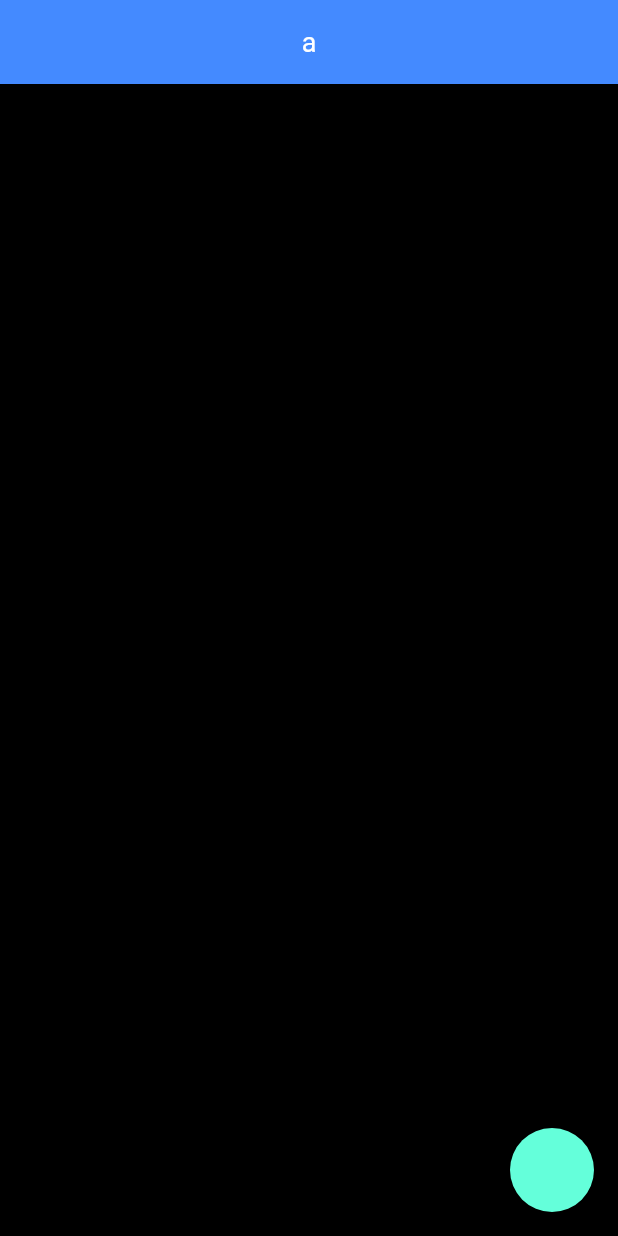
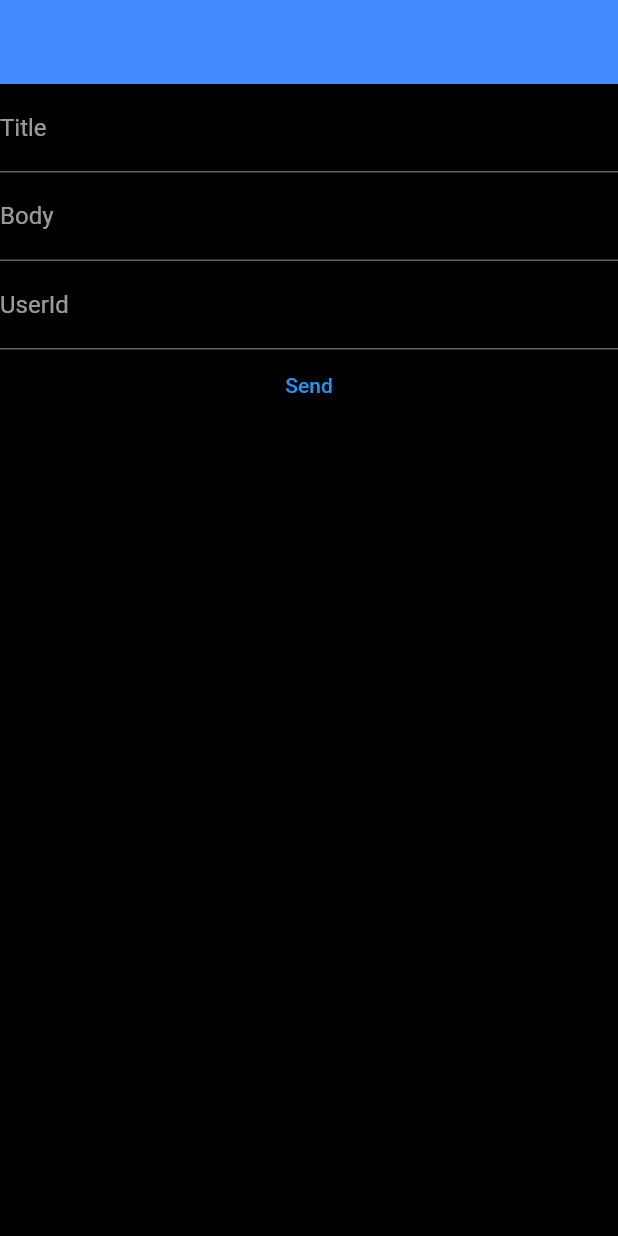
Before and after one commit to alibal-dev/flutter_dev_studies, a Flutter app: the screen it shows after launch, on a phone screen of 412 x 824 dp. Run offline on Flutter 3.47's test engine with Material 2 defaults, Android fonts, the phone set to English and light mode, and no system bars; our stand-ins replace dio, flutter_credit_card.

Commit message:
service_learn commit 2

```diff
--- /dev/null
+++ b/lib/202/service/postmodel.dart
@@ -0,0 +1,25 @@
+class PostModel {
+  String? title;
+  String? body;
+  int? userId;
+
+  PostModel({
+    this.title,
+    this.body,
+    this.userId,
+  });
+
+  PostModel.fromJson(Map<String, dynamic> json) {
+    title = json['title'];
+    body = json['body'];
+    userId = json['userId'];
+  }
+//kod yazılmaz
+  Map<String, dynamic> toJson() {
+    final Map<String, dynamic> data = <String, dynamic>{};
+    data['title'] = title;
+    data['body'] = body;
+    data['userId'] = userId;
+    return data;
+  }
+}
--- /dev/null
+++ b/lib/202/service/service_post_view.dart
@@ -0,0 +1,115 @@
+import 'dart:io';
+
+import 'package:dio/dio.dart';
+import 'package:flutter/material.dart';
+import 'package:flutter_dev/202/service/postmodel.dart';
+
+class ServicePostLearn extends StatefulWidget {
+  const ServicePostLearn({Key? key}) : super(key: key);
+
+  @override
+  State<ServicePostLearn> createState() => _ServiceLearnState();
+}
+
+class _ServiceLearnState extends State<ServicePostLearn> {
+  String? name;
+  bool _isLoading = false;
+  late final Dio _dio;
+  final _baseUrl = 'https://jsonplaceholder.typicode.com/';
+
+  final TextEditingController _titleController = TextEditingController();
+  final TextEditingController _bodyController = TextEditingController();
+  final TextEditingController _userIdController = TextEditingController();
+  @override
+  void initState() {
+    super.initState();
+    _dio = Dio(BaseOptions(baseUrl: _baseUrl));
+  }
+
+  void _changeLoading() {
+    setState(() {
+      _isLoading = !_isLoading;
+    });
+  }
+
+  Future<void> _addItemToService(PostModel postModel) async {
+    _changeLoading();
+    final response = await _dio.post('posts', data: postModel);
+
+    if (response.statusCode == HttpStatus.created) {
+      name = 'Basarili';
+    }
+    _changeLoading();
+  }
+
+  @override
+  Widget build(BuildContext context) {
+    return Scaffold(
+      appBar: AppBar(
+        title: Text(name ?? ''),
+        actions: [
+          _isLoading
+              ? const CircularProgressIndicator.adaptive()
+              : const SizedBox.shrink()
+        ],
+      ),
+      body: Column(
+        children: [
+          TextField(
+            controller: _titleController,
+            decoration: const InputDecoration(labelText: 'Title'),
+            keyboardType: TextInputType.text,
+            textInputAction: TextInputAction.next,
+          ),
+          TextField(
+            controller: _bodyController,
+            decoration: const InputDecoration(labelText: 'Body'),
+            textInputAction: TextInputAction.next,
+          ),
+          TextField(
+              controller: _userIdController,
+              keyboardType: TextInputType.phone,
+              autofillHints: const [AutofillHints.creditCardNumber],
+              decoration: const InputDecoration(labelText: 'UserId')),
+          TextButton(
+              onPressed: _isLoading
+                  ? null
+                  : () {
+                      if (_titleController.text.isNotEmpty &&
+                          _bodyController.text.isNotEmpty &&
+                          _userIdController.text.isNotEmpty) {
+                        final model = PostModel(
+                            body: _bodyController.text,
+                            title: _titleController.text,
+                            userId: int.tryParse(_userIdController.text));
+
+                        _addItemToService(model);
+                      }
+                    },
+              child: const Text('Send'))
+        ],
+      ),
+    );
+  }
+}
+
+class _PostCard extends StatelessWidget {
+  const _PostCard({
+    Key? key,
+    required PostModel? model,
+  })  : _model = model,
+        super(key: key);
+
+  final PostModel? _model;
+
+  @override
+  Widget build(BuildContext context) {
+    return Card(
+      margin: const EdgeInsets.only(bottom: 20),
+      child: ListTile(
+        title: Text(_model?.title ?? ''),
+        subtitle: Text(_model?.body ?? ''),
+      ),
+    );
+  }
+}
--- a/lib/main.dart
+++ b/lib/main.dart
@@ -5,7 +5,6 @@ import 'package:flutter/services.dart';
 import 'package:flutter_dev/101/container_sized_box_learn.dart';
 import 'package:flutter_dev/101/text_learn_view.dart';
 import 'package:flutter_dev/random_trials.dart';
-
 import '101/app_bar_learn.dart';
 import '101/button_learn.dart';
 import '101/card_learn.dart';
@@ -28,9 +27,10 @@ import '101/statefull_learn.dart';
 import '101/stateless_learn.dart';
 import '101/text_field_learn.dart';
 import '202/model_learn_view.dart';
+import '202/service/service_learn_view.dart';
+import '202/service/service_post_view.dart';
 import '202/tab_bar_learn.dart';
 import 'credit_card_payment_design/add_new_card.dart';
-
 import 'credit_card_payment_design/input_file.dart';
 import 'credit_card_payment_design/my_widget_card.dart';
 import 'credit_card_payment_design/widget_credit_card.dart';
@@ -71,7 +71,7 @@ class MyApp extends StatelessWidget {
               shape: RoundedRectangleBorder(
                   borderRadius: BorderRadius.circular(20),
                   side: BorderSide(strokeAlign: 5)))),
-      home: ModelLearnView(),
+      home: ServicePostLearn(),
     );
   }
 }
--- a/pubspec.yaml
+++ b/pubspec.yaml
@@ -32,6 +32,7 @@ dependencies:
     sdk: flutter
   shimmer: ^3.0.0
   flutter_credit_card: ^3.0.7
+  dio: ^5.3.2
 
   # The following adds the Cupertino Icons font to your application.
   # Use with the CupertinoIcons class for iOS style icons.
```
Also changed, not shown: lib/202/service/service_learn_view.dart (added, +83 -0 lines), pubspec.lock.
